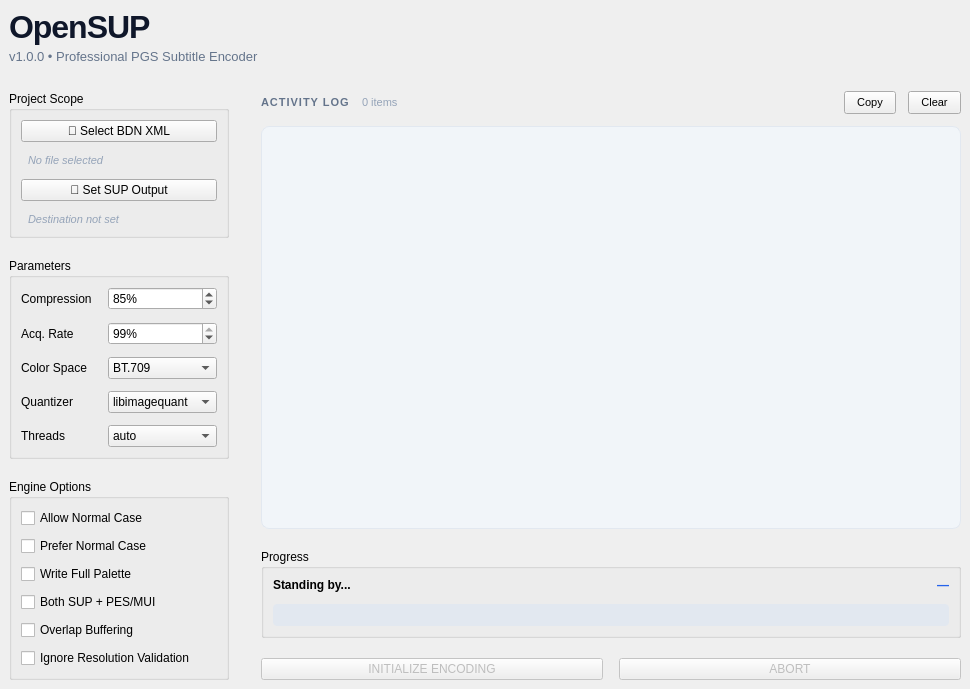
Old version of the form src/opensup/gui/main_window.ui in the repository Lanzoone30/OpenSUP.
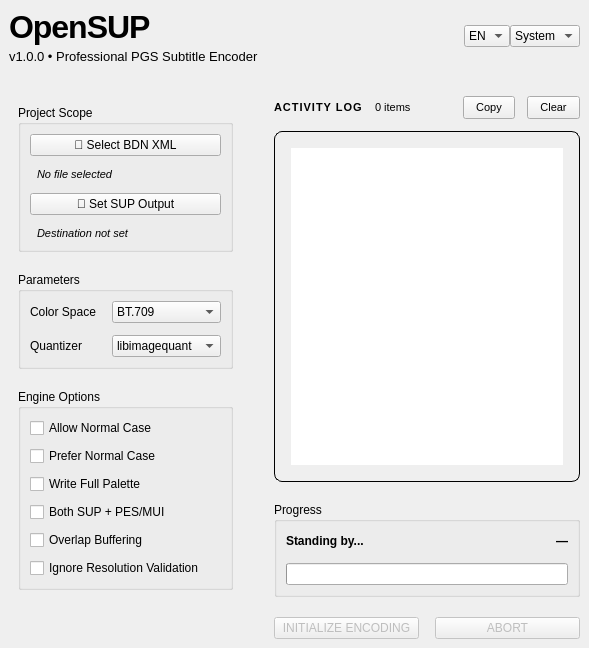
New version of the form.

```diff
--- a/src/opensup/gui/main_window.ui
+++ b/src/opensup/gui/main_window.ui
@@ -2,37 +2,16 @@
 <ui version="4.0">
  <class>MainWindow</class>
  <widget class="QMainWindow" name="MainWindow">
-  <property name="geometry">
-   <rect>
-    <x>0</x>
-    <y>0</y>
-    <width>970</width>
-    <height>689</height>
-   </rect>
-  </property>
-  <property name="sizePolicy">
-   <sizepolicy hsizetype="Fixed" vsizetype="Fixed">
-    <horstretch>0</horstretch>
-    <verstretch>0</verstretch>
-   </sizepolicy>
-  </property>
-  <property name="minimumSize">
-   <size>
-    <width>970</width>
-    <height>689</height>
-   </size>
-  </property>
-  <property name="maximumSize">
-   <size>
-    <width>970</width>
-    <height>689</height>
-   </size>
-  </property>
-  <property name="windowTitle">
-   <string>OpenSUP</string>
-  </property>
   <widget class="QWidget" name="centralwidget">
-    <layout class="QVBoxLayout" name="mainLayout_4">
+   <property name="geometry">
+    <rect>
+     <x>0</x>
+     <y>0</y>
+     <width>871</width>
+     <height>602</height>
+    </rect>
+   </property>
+   <layout class="QVBoxLayout" name="mainLayout">
     <property name="spacing">
      <number>0</number>
     </property>
@@ -40,26 +19,26 @@
      <number>32</number>
     </property>
     <item>
-     <layout class="QHBoxLayout" name="headerRow_4">
+     <layout class="QHBoxLayout" name="headerRow">
       <item>
        <layout class="QVBoxLayout" name="brandStack_4">
         <property name="spacing">
          <number>4</number>
         </property>
         <item>
-         <widget class="QLabel" name="lbl_header">
-          <property name="styleSheet">
-           <string notr="true">font-size: 32px; font-weight: 800; color: #0f172a; letter-spacing: -1px;</string>
-          </property>
-          <property name="text">
-           <string>OpenSUP</string>
-          </property>
-         </widget>
-        </item>
-        <item>
-         <widget class="QLabel" name="lbl_version">
-          <property name="styleSheet">
-           <string notr="true">color: #64748b; font-size: 13px;</string>
+         <widget class="QLabel" name="lbl_header_2">
+<property name="styleSheet">
+            <string notr="true">font-size: 32px; font-weight: 800; letter-spacing: -1px;</string>
+           </property>
+           <property name="text">
+            <string>OpenSUP</string>
+           </property>
+          </widget>
+         </item>
+         <item>
+          <widget class="QLabel" name="lbl_version_2">
+           <property name="styleSheet">
+            <string notr="true">font-size: 13px;</string>
           </property>
           <property name="text">
            <string>v1.0.0 • Professional PGS Subtitle Encoder</string>
@@ -75,16 +54,55 @@
         </property>
         <property name="sizeHint" stdset="0">
          <size>
-          <width>0</width>
-          <height>0</height>
+          <width>40</width>
+          <height>20</height>
          </size>
         </property>
        </spacer>
       </item>
+      <item>
+<widget class="QComboBox" name="cmb_language">
+         <property name="toolTip">
+          <string>Interface Language / Idioma de interfaz</string>
+         </property>
+         <item>
+          <property name="text">
+           <string>EN</string>
+          </property>
+         </item>
+         <item>
+          <property name="text">
+           <string>ES</string>
+          </property>
+         </item>
+        </widget>
+       </item>
+       <item>
+        <widget class="QComboBox" name="cmb_theme">
+         <property name="toolTip">
+          <string>Theme / Tema</string>
+         </property>
+         <item>
+          <property name="text">
+           <string>System</string>
+          </property>
+         </item>
+         <item>
+          <property name="text">
+           <string>Light</string>
+          </property>
+         </item>
+         <item>
+          <property name="text">
+           <string>Dark</string>
+          </property>
+         </item>
+        </widget>
+       </item>
      </layout>
     </item>
     <item>
-     <spacer name="vSpacer1_4">
+     <spacer name="vSpacer1">
       <property name="orientation">
        <enum>Qt::Vertical</enum>
       </property>
@@ -97,17 +115,30 @@
      </spacer>
     </item>
     <item>
-     <layout class="QHBoxLayout" name="contentSplitter_4">
+     <layout class="QHBoxLayout" name="contentSplitter">
       <property name="spacing">
        <number>32</number>
       </property>
       <item>
-       <layout class="QVBoxLayout" name="configPanel_5">
-        <property name="spacing">
-         <number>20</number>
+       <widget class="QWidget" name="configContainer">
+        <property name="sizePolicy">
+         <sizepolicy hsizetype="Fixed" vsizetype="Preferred">
+          <horstretch>0</horstretch>
+          <verstretch>0</verstretch>
+         </sizepolicy>
+        </property>
+        <property name="maximumSize">
+         <size>
+          <width>400</width>
+          <height>16777215</height>
+         </size>
+        </property>
+        <layout class="QVBoxLayout" name="configPanel">
+         <property name="spacing">
+          <number>20</number>
         </property>
         <item>
-         <widget class="QGroupBox" name="grp_files">
+         <widget class="QGroupBox" name="grp_files_2">
           <property name="title">
            <string>Project Scope</string>
           </property>
@@ -123,9 +154,9 @@
             </widget>
            </item>
            <item>
-            <widget class="QLabel" name="lbl_bdn_file">
-             <property name="styleSheet">
-              <string notr="true">color: #94a3b8; font-size: 11px; margin-left: 4px; font-style: italic;</string>
+<widget class="QLabel" name="lbl_bdn_file_2">
+              <property name="styleSheet">
+               <string notr="true">font-size: 11px; margin-left: 4px; font-style: italic;</string>
              </property>
              <property name="text">
               <string>No file selected</string>
@@ -143,9 +174,9 @@
             </widget>
            </item>
            <item>
-            <widget class="QLabel" name="lbl_output_file">
-             <property name="styleSheet">
-              <string notr="true">color: #94a3b8; font-size: 11px; margin-left: 4px; font-style: italic;</string>
+<widget class="QLabel" name="lbl_output_file_2">
+              <property name="styleSheet">
+               <string notr="true">font-size: 11px; margin-left: 4px; font-style: italic;</string>
              </property>
              <property name="text">
               <string>Destination not set</string>
@@ -159,7 +190,7 @@
          </widget>
         </item>
         <item>
-         <widget class="QGroupBox" name="grp_parameters">
+         <widget class="QGroupBox" name="grp_parameters_2">
           <property name="title">
            <string>Parameters</string>
           </property>
@@ -173,57 +204,12 @@
            <item row="0" column="0">
             <widget class="QLabel" name="label_51">
              <property name="text">
-              <string>Compression</string>
+              <string>Color Space</string>
              </property>
             </widget>
            </item>
            <item row="0" column="1">
-             <widget class="QSpinBox" name="spin_compression">
-              <property name="toolTip">
-                <string>Minimum percentage of time between two events to trigger an acquisition.
-0: update as often as possible, 100: as few times as possible.</string>
-              </property>
-              <property name="suffix">
-               <string>%</string>
-              </property>
-              <property name="value">
-               <number>85</number>
-              </property>
-             </widget>
-            </item>
-            <item row="1" column="0">
-             <widget class="QLabel" name="label_52">
-              <property name="text">
-               <string>Acq. Rate</string>
-              </property>
-             </widget>
-            </item>
-            <item row="1" column="1">
-             <widget class="QSpinBox" name="spin_acqrate">
-              <property name="toolTip">
-                <string>Decay ratio that determines the compression factor.
-Lower values: fewer acquisitions. Higher values: more frequent acquisitions.</string>
-              </property>
-              <property name="suffix">
-               <string>%</string>
-              </property>
-              <property name="value">
-               <number>99</number>
-              </property>
-             </widget>
-            </item>
-            <item row="2" column="0">
-             <widget class="QLabel" name="label_53">
-              <property name="text">
-               <string>Color Space</string>
-              </property>
-             </widget>
-            </item>
-            <item row="2" column="1">
-             <widget class="QComboBox" name="combo_colorspace">
-              <property name="toolTip">
-               <string>Color matrix to use for YCbCr conversion.</string>
-              </property>
+            <widget class="QComboBox" name="combo_colorspace_2">
              <item>
               <property name="text">
                <string>BT.709</string>
@@ -241,18 +227,15 @@
              </item>
             </widget>
            </item>
-           <item row="3" column="0">
-            <widget class="QLabel" name="label_54">
+           <item row="1" column="0">
+            <widget class="QLabel" name="label_quantizer">
              <property name="text">
               <string>Quantizer</string>
              </property>
             </widget>
            </item>
-           <item row="3" column="1">
-             <widget class="QComboBox" name="combo_quantizer">
-              <property name="toolTip">
-               <string>Image quantizer backend (Quality, Speed).</string>
-              </property>
+           <item row="1" column="1">
+            <widget class="QComboBox" name="combo_quantizer_2">
              <item>
               <property name="text">
                <string>libimagequant</string>
@@ -265,50 +248,11 @@
              </item>
             </widget>
            </item>
-           <item row="4" column="0">
-            <widget class="QLabel" name="label_55">
-             <property name="text">
-              <string>Threads</string>
-             </property>
-            </widget>
-           </item>
-           <item row="4" column="1">
-             <widget class="QComboBox" name="combo_threads">
-              <property name="toolTip">
-               <string>Number of encoding threads. Auto selects the optimal count.</string>
-              </property>
-             <item>
-              <property name="text">
-               <string>auto</string>
-              </property>
-             </item>
-             <item>
-              <property name="text">
-               <string>1</string>
-              </property>
-             </item>
-             <item>
-              <property name="text">
-               <string>2</string>
-              </property>
-             </item>
-             <item>
-              <property name="text">
-               <string>4</string>
-              </property>
-             </item>
-             <item>
-              <property name="text">
-               <string>8</string>
-              </property>
-             </item>
-            </widget>
-           </item>
           </layout>
          </widget>
         </item>
         <item>
-         <widget class="QGroupBox" name="grp_options">
+         <widget class="QGroupBox" name="grp_options_2">
           <property name="title">
            <string>Engine Options</string>
           </property>
@@ -317,104 +261,82 @@
             <number>8</number>
            </property>
            <item>
-             <widget class="QCheckBox" name="chk_allow_normal">
-              <property name="toolTip">
-                <string>Update only one composition object when timing constraints prevent updating both.
-Stream shall NOT be Built or Rebuilt at the authoring stage.</string>
-              </property>
-              <property name="text">
-               <string>Allow Normal Case</string>
-              </property>
-             </widget>
-            </item>
-            <item>
-             <widget class="QCheckBox" name="chk_prefer_normal">
-              <property name="toolTip">
-                <string>Update only one composition object even when sufficient decode time is available.
-Reduces bitrate but palette is not shared across objects.</string>
-              </property>
-              <property name="text">
-               <string>Prefer Normal Case</string>
-              </property>
-             </widget>
-            </item>
-            <item>
-             <widget class="QCheckBox" name="chk_full_palette">
-              <property name="toolTip">
-                <string>Write the full palette on every update.
-Ensures palette consistency when authoring suites may alter imported files.</string>
-              </property>
-              <property name="text">
-               <string>Write Full Palette</string>
-              </property>
-             </widget>
-            </item>
-            <item>
-             <widget class="QCheckBox" name="chk_both_formats">
-              <property name="toolTip">
-               <string>Generate both .sup and .pes/.mui output formats.</string>
-              </property>
-              <property name="text">
-               <string>Both SUP + PES/MUI</string>
-              </property>
-             </widget>
-            </item>
-            <item>
-             <widget class="QCheckBox" name="chk_overlap">
-              <property name="toolTip">
-                <string>Buffer palette updates to reduce the number of dropped events.
-Stream shall NOT be Built or Rebuilt at the authoring stage.</string>
-              </property>
-              <property name="text">
-               <string>Overlap Buffering</string>
-              </property>
-             </widget>
-            </item>
-            <item>
-             <widget class="QCheckBox" name="chk_ignore_res">
-              <property name="toolTip">
-                <string>Bypass standard Blu-ray resolution validation
-(1920x1080, 1280x720, 720x576, 720x480).</string>
-              </property>
-              <property name="text">
-               <string>Ignore Resolution Validation</string>
-              </property>
-             </widget>
-            </item>
-           </layout>
+            <widget class="QCheckBox" name="chk_allow_normal_2">
+             <property name="text">
+              <string>Allow Normal Case</string>
+             </property>
+            </widget>
+           </item>
+           <item>
+            <widget class="QCheckBox" name="chk_prefer_normal_2">
+             <property name="text">
+              <string>Prefer Normal Case</string>
+             </property>
+            </widget>
+           </item>
+           <item>
+            <widget class="QCheckBox" name="chk_full_palette_2">
+             <property name="text">
+              <string>Write Full Palette</string>
+             </property>
+            </widget>
+           </item>
+           <item>
+            <widget class="QCheckBox" name="chk_both_formats_2">
+             <property name="text">
+              <string>Both SUP + PES/MUI</string>
+             </property>
+            </widget>
+           </item>
+           <item>
+            <widget class="QCheckBox" name="chk_overlap_2">
+             <property name="text">
+              <string>Overlap Buffering</string>
+             </property>
+            </widget>
+           </item>
+           <item>
+            <widget class="QCheckBox" name="chk_ignore_res_2">
+             <property name="text">
+              <string>Ignore Resolution Validation</string>
+             </property>
+            </widget>
+           </item>
+          </layout>
          </widget>
         </item>
         <item>
-         <spacer name="vSpacerLeft_4">
+         <spacer name="vSpacerLeft">
           <property name="orientation">
            <enum>Qt::Vertical</enum>
           </property>
           <property name="sizeHint" stdset="0">
            <size>
-            <width>0</width>
-            <height>0</height>
+            <width>20</width>
+            <height>40</height>
            </size>
           </property>
          </spacer>
         </item>
        </layout>
-      </item>
-      <item>
-       <layout class="QVBoxLayout" name="monitoringPanel_4">
+      </widget>
+     </item>
+     <item>
+      <layout class="QVBoxLayout" name="monitoringPanel">
         <property name="spacing">
          <number>20</number>
         </property>
         <item>
-         <layout class="QVBoxLayout" name="logSection_4">
+         <layout class="QVBoxLayout" name="logSection">
           <property name="spacing">
            <number>12</number>
           </property>
           <item>
            <layout class="QHBoxLayout" name="logHeader_4">
             <item>
-             <widget class="QLabel" name="lbl_log_title">
-              <property name="styleSheet">
-               <string notr="true">font-weight: 700; color: #64748b; font-size: 11px; letter-spacing: 1px;</string>
+<widget class="QLabel" name="lbl_log_title_2">
+               <property name="styleSheet">
+                <string notr="true">font-weight: 700; font-size: 11px; letter-spacing: 1px;</string>
               </property>
               <property name="text">
                <string>ACTIVITY LOG</string>
@@ -422,9 +344,9 @@
              </widget>
             </item>
             <item>
-             <widget class="QLabel" name="lbl_log_lines">
-              <property name="styleSheet">
-               <string notr="true">color: #94a3b8; font-size: 11px;</string>
+<widget class="QLabel" name="lbl_log_lines_2">
+               <property name="styleSheet">
+                <string notr="true">font-size: 11px;</string>
               </property>
               <property name="text">
                <string>0 items</string>
@@ -438,8 +360,8 @@
               </property>
               <property name="sizeHint" stdset="0">
                <size>
-                <width>0</width>
-                <height>0</height>
+                <width>40</width>
+                <height>20</height>
                </size>
               </property>
              </spacer>
@@ -467,9 +389,9 @@
            </layout>
           </item>
           <item>
-           <widget class="QTextEdit" name="txt_log">
-            <property name="styleSheet">
-             <string notr="true">background-color: #f1f5f9; border: 1px solid #e2e8f0; border-radius: 8px; font-family: &quot;JetBrains Mono&quot;, &quot;Consolas&quot;, monospace; font-size: 13px; line-height: 1.6; padding: 16px; color: #334155;</string>
+<widget class="QTextEdit" name="txt_log_2">
+             <property name="styleSheet">
+              <string notr="true">border: 1px solid; border-radius: 8px; font-family: &quot;JetBrains Mono&quot;, &quot;Consolas&quot;, monospace; font-size: 13px; line-height: 1.6; padding: 16px;</string>
             </property>
             <property name="readOnly">
              <bool>true</bool>
@@ -479,7 +401,7 @@
          </layout>
         </item>
         <item>
-         <widget class="QGroupBox" name="grp_progress_5">
+         <widget class="QGroupBox" name="grp_progress">
           <property name="title">
            <string>Progress</string>
           </property>
@@ -506,16 +428,16 @@
                </property>
                <property name="sizeHint" stdset="0">
                 <size>
-                 <width>0</width>
-                 <height>0</height>
+                 <width>40</width>
+                 <height>20</height>
                 </size>
                </property>
               </spacer>
              </item>
              <item>
-              <widget class="QLabel" name="lbl_eta">
-               <property name="styleSheet">
-                <string notr="true">color: #2563eb; font-weight: 600;</string>
+<widget class="QLabel" name="lbl_eta_2">
+                <property name="styleSheet">
+                 <string notr="true">font-weight: 600;</string>
                </property>
                <property name="text">
                 <string>—</string>
@@ -525,10 +447,7 @@
             </layout>
            </item>
            <item>
-            <widget class="QProgressBar" name="progress_bar">
-             <property name="styleSheet">
-              <string notr="true">QProgressBar { background-color: #e2e8f0; border: none; border-radius: 4px; } QProgressBar::chunk { background-color: #3b82f6; border-radius: 4px; }</string>
-             </property>
+<widget class="QProgressBar" name="progress_bar_2">
              <property name="value">
               <number>0</number>
              </property>
@@ -541,7 +460,7 @@
          </widget>
         </item>
         <item>
-         <layout class="QHBoxLayout" name="actionRow_4">
+         <layout class="QHBoxLayout" name="actionRow">
           <property name="spacing">
            <number>16</number>
           </property>
```
Left out of the diff: 37 changed lines with no effect on the pictures.
